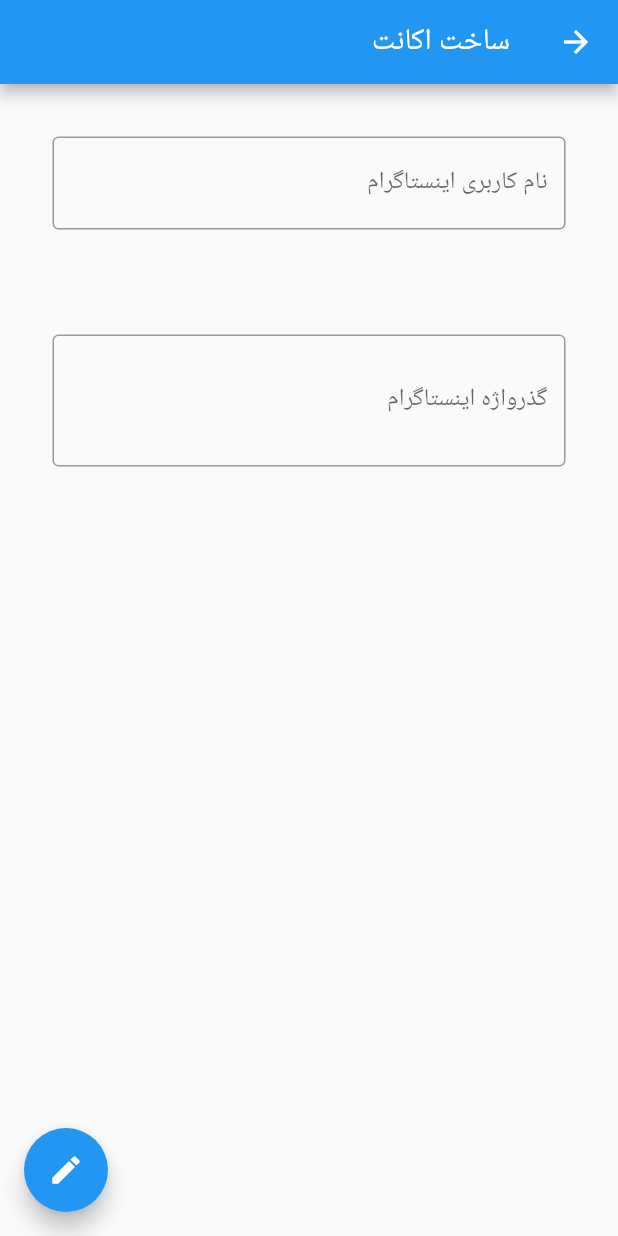
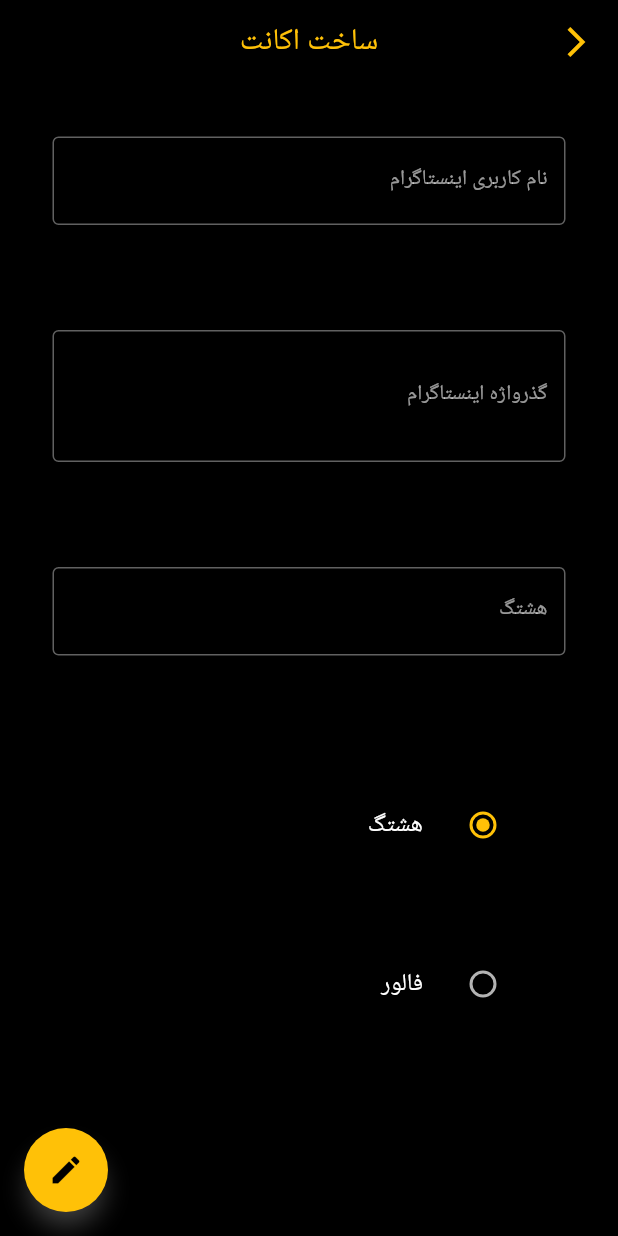
Before and after one commit to 0xj0hn/insta-dev, a Flutter app: the screen it shows after launch, after a tap on the "add" icon, on a phone screen of 412 x 824 dp. Run offline on Flutter 3.47's test engine with Material 2 defaults, Android fonts, the phone set to English and light mode, and no system bars; our stand-ins replace get, get_storage; Roboto replaces fonts that are missing (Vazir).

Commit message:
update UI/UX and some improvement

```diff
--- a/App/insta_dev/lib/accounter.dart
+++ b/App/insta_dev/lib/accounter.dart
@@ -1,5 +1,6 @@
 import 'package:flutter/material.dart';
 import 'package:get/get.dart';
+import 'package:insta_dev/change_information.dart';
 import 'utils.dart';
 
 //var is_visible = false.obs;
@@ -8,17 +9,30 @@
   @override
   Widget build(BuildContext context) {
     Controller c = Get.find();
+    final usernameC = TextEditingController().obs;
+    final passwordC = TextEditingController().obs;
+    final hashtagCo = TextEditingController().obs;
+    var choice = 0.obs;
     return Directionality(
       textDirection: TextDirection.rtl,
       child: Scaffold(
         appBar: AppBar(
           title: Text("ساخت اکانت"),
+          leading: IconButton(
+            icon: Icon(Icons.arrow_back_ios_outlined, color: Colors.amber),
+            tooltip: "بازگشت",
+            onPressed: () {
+              Get.back();
+            },
+          ),
         ),
         body: ListView(
           children: [
             Padding(
               padding: EdgeInsets.all(35),
               child: TextField(
+                style: TextStyle(fontSize: 14),
+                controller: usernameC.value,
                 textDirection: TextDirection.ltr,
                 autocorrect: false,
                 decoration: InputDecoration(
@@ -32,6 +46,8 @@
               padding: EdgeInsets.all(35),
               child: Obx(
                 () => TextField(
+                  style: TextStyle(fontSize: 14),
+                  controller: passwordC.value,
                   autocorrect: false,
                   obscureText: c.is_visible.value ? false : true,
                   textDirection: TextDirection.ltr,
@@ -51,13 +67,66 @@
                 ),
               ),
             ),
+            Padding(
+              padding: EdgeInsets.all(35),
+              child: TextField(
+                style: TextStyle(fontSize: 14),
+                controller: hashtagCo.value,
+                textDirection: TextDirection.ltr,
+                autocorrect: false,
+                decoration: InputDecoration(
+                  labelText: "هشتگ",
+                  hintText: "هشتگ اینستاگرام اکانت را وارد کنید...",
+                  border: OutlineInputBorder(),
+                ),
+              ),
+            ),
+            Padding(
+              padding: EdgeInsets.all(50),
+              child: ListTile(
+                title: Text("هشتگ"),
+                leading: Obx(
+                  () => Radio(
+                    activeColor: Colors.amber,
+                    value: 0,
+                    groupValue: choice.value,
+                    onChanged: (i) {
+                      choice.value = i;
+                    },
+                  ),
+                ),
+              ),
+            ),
+            Padding(
+              padding: EdgeInsets.only(left: 50, right: 50),
+              child: ListTile(
+                title: Text("فالور"),
+                leading: Obx(
+                  () => Radio(
+                    value: 1,
+                    groupValue: choice.value,
+                    activeColor: Colors.amber,
+                    onChanged: (i) {
+                      choice.value = i;
+                    },
+                  ),
+                ),
+              ),
+            ),
           ],
         ),
         floatingActionButton: FloatingActionButton(
           child: Icon(Icons.create),
           tooltip: "اضافه کردن",
           onPressed: () {
-            c.widgets.add(ViewAccount());
+            print(usernameC.value.text);
+            c.widgets.add(
+              ViewAccount(
+                id: c.widgets.length,
+                accountName: usernameC.value.text,
+                type: choice.value == 1 ? "فالور" : "هشتگ",
+              ),
+            );
           },
         ),
       ),
@@ -65,32 +134,52 @@
   }
 }
 
+// ignore: must_be_immutable
 class ViewAccount extends StatelessWidget {
   int id;
-  ViewAccount({this.id});
+  String accountName;
+  String type;
+  ViewAccount({this.id, this.accountName, this.type});
+
   Controller c = Get.find();
   Widget build(BuildContext context) {
     return Card(
-      shape: RoundedRectangleBorder(borderRadius: BorderRadius.circular(15)),
+      color: Colors.transparent,
+      shape: RoundedRectangleBorder(borderRadius: BorderRadius.circular(8)),
       child: Padding(
           padding: EdgeInsets.all(20),
           child: Column(
             children: [
+              Text(
+                "نام اکانت: " + accountName + "\n" + "نوع: $type",
+                textDirection: TextDirection.rtl,
+              ),
               Row(
                 mainAxisAlignment: MainAxisAlignment.end,
                 children: [
                   IconButton(
-                    icon: Icon(Icons.arrow_right, color: Colors.teal),
+                    icon: Icon(Icons.arrow_right, color: Colors.limeAccent),
+                    tooltip: "اجرای دستور",
                     onPressed: () {},
                   ),
-                  IconButton(
-                    icon: Icon(Icons.edit, color: Colors.teal, size: 16),
-                    onPressed: () {},
-                  ),
+                  // IconButton(
+                  //   icon: Icon(Icons.edit, color: Colors.teal, size: 16),
+                  //   onPressed: () {
+                  //     Get.to(
+                  //       () => ChangeInformation(
+                  //         title: accountName,
+                  //         id: id,
+                  //       ),
+                  //     );
+                  //   },
+                  //   tooltip: "تغییر اطلاعات اکانت",
+                  // ),   TODO: this is not nessecary
+
                   IconButton(
                     icon: Icon(Icons.delete, color: Colors.red, size: 16),
                     onPressed: () {
-                      c.widgets.removeLast();
+                      c.widgets.removeAt(id);
+                      print(id);
                     },
                     tooltip: "حذف اکانت",
                   ),
--- a/App/insta_dev/lib/main.dart
+++ b/App/insta_dev/lib/main.dart
@@ -2,8 +2,11 @@
 import 'package:get/get.dart';
 import 'package:insta_dev/utils.dart';
 import 'accounter.dart';
+import 'package:get_storage/get_storage.dart';
 
-void main() {
+void main() async {
+  await GetStorage.init();
+
   runApp(MyApp());
 }
 
@@ -12,9 +15,7 @@
   Widget build(BuildContext context) {
     return GetMaterialApp(
       title: 'Insta Dev',
-      theme: ThemeData(
-        primarySwatch: Colors.blue,
-      ),
+      theme: ThemeX.darkTheme,
       home: Home(),
       debugShowCheckedModeBanner: false,
     );
@@ -30,22 +31,33 @@
     return Scaffold(
       // Use Obx(()=> to update Text() whenever count is changed.
       appBar: AppBar(
-        title: Obx(
-          () => Text("Clicks: ${c.widgets}"),
+        title: Text(
+          "InstaDev",
+          style: TextStyle(fontWeight: FontWeight.w300),
         ),
       ),
       body: Container(
         child: Padding(
-          padding: EdgeInsets.all(100),
+          padding: EdgeInsets.all(10),
           child: Obx(
             () => ListView(
-              children: c.widgets,
+              children: c.widgets == null
+                  ? [
+                      Center(
+                        child: Text(
+                          "اکانتی موجود نیست!",
+                          style: TextStyle(color: Colors.white),
+                        ),
+                      )
+                    ]
+                  : c.widgets,
             ),
           ),
         ),
       ),
       floatingActionButton: FloatingActionButton(
         child: Icon(Icons.add),
+        tooltip: "اضافه کردن اکانت",
         onPressed: () {
           Get.to(() => Accounter());
         },
--- /dev/null
+++ b/App/insta_dev/lib/page/run_command.dart
@@ -0,0 +1 @@
+import 'package:flutter/material.dart';
--- a/App/insta_dev/lib/utils.dart
+++ b/App/insta_dev/lib/utils.dart
@@ -1,5 +1,7 @@
 import 'package:flutter/material.dart';
 import 'package:get/get.dart';
+
+import 'package:get_storage/get_storage.dart';
 
 class Controller extends GetxController {
   //visible or hide password
@@ -15,7 +17,33 @@
 
   //add widget
   RxList<Widget> widgets = <Widget>[].obs;
-  void add_widget(widget) {
-    this.widgets.value.add(widget);
-  }
 }
+
+class ThemeX {
+  static ThemeData darkTheme = ThemeData(
+    primaryColor: Colors.amber,
+    primarySwatch: Colors.amber,
+    appBarTheme: AppBarTheme(
+      backgroundColor: Colors.black,
+      elevation: 5.0,
+      centerTitle: true,
+    ),
+    accentIconTheme: IconThemeData(
+      color: Colors.amber,
+    ),
+    primaryTextTheme: TextTheme(
+      headline6: TextStyle(color: Colors.amber),
+    ),
+    primaryColorDark: Colors.black,
+    fontFamily: 'Vazir',
+    accentTextTheme: TextTheme(body1: TextStyle(fontSize: 14)),
+    buttonColor: Colors.amber,
+    dividerColor: Colors.grey,
+    textTheme: TextTheme(button: TextStyle(fontSize: 14)),
+    brightness: Brightness.dark,
+    canvasColor: Colors.black,
+    accentColor: Colors.amber,
+    shadowColor: Colors.grey,
+    hoverColor: Colors.grey[800].withOpacity(0.6),
+  );
+}
--- a/App/insta_dev/pubspec.yaml
+++ b/App/insta_dev/pubspec.yaml
@@ -30,10 +30,11 @@
   cupertino_icons: ^1.0.2
   get: ^4.3.8
   http: ^0.13.3
-
+  get_storage:
 dev_dependencies:
   flutter_test:
     sdk: flutter
+
 
 # For information on the generic Dart part of this file, see the
 # following page: https://dart.dev/tools/pub/pubspec
```
Also changed, not shown: App/insta_dev/lib/change_information.dart (added, +76 -0 lines), App/insta_dev/pubspec.lock.
